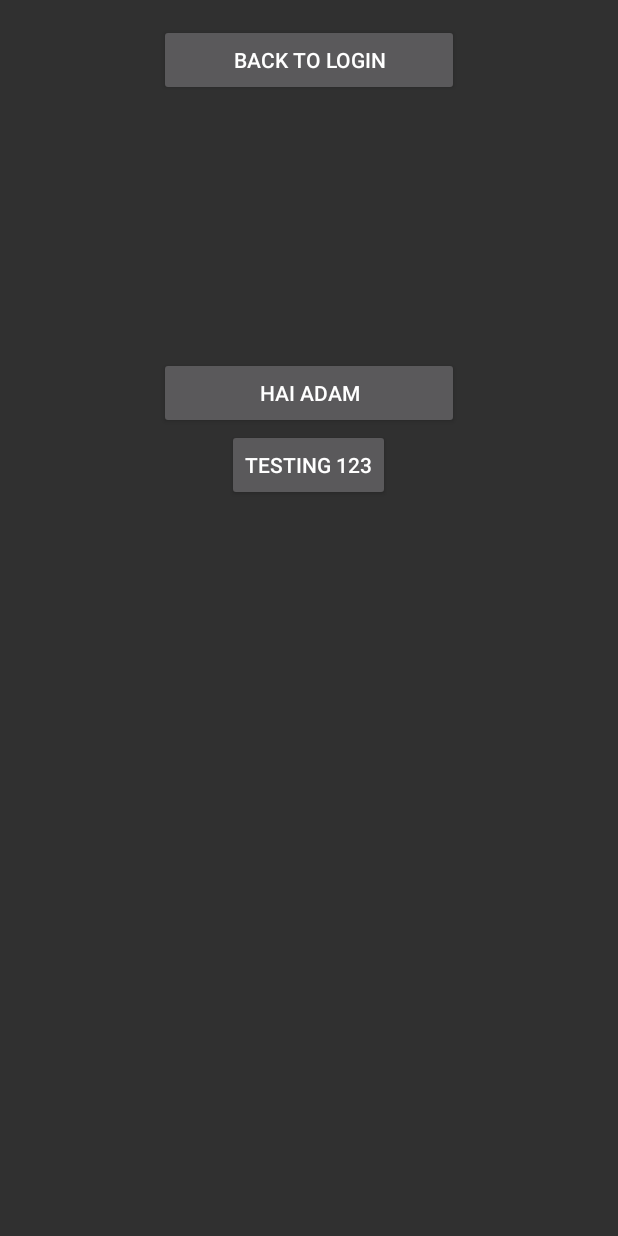
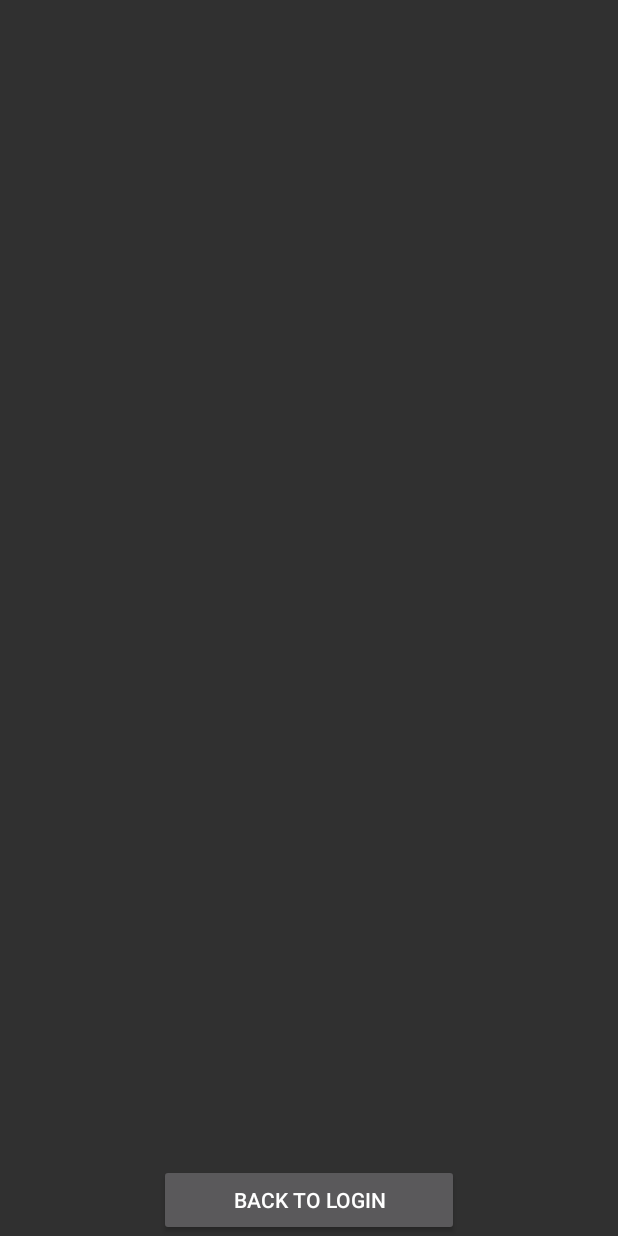
Before and after one commit to jh3er/Ins3rt179611, an Android app: the RegisterActivity screen opened directly, with no data from a screen before it, on a phone screen of 412 x 824 dp. Run offline under Robolectric (Android 15) with nearby library versions, the light colour scheme and no system bars.

Commit message:
delete button (basic)

```diff
--- a/app/src/main/res/layout/activity_register.xml
+++ b/app/src/main/res/layout/activity_register.xml
@@ -10,25 +10,9 @@
         android:layout_height="wrap_content"
         android:text="Back to Login"
         android:layout_centerHorizontal="true"
+        android:layout_alignParentBottom="true"
         android:onClick="intentBackLogin"
         android:id="@+id/button" />
 
-    <Button
-        android:id="@+id/button2"
-        android:layout_width="wrap_content"
-        android:layout_height="wrap_content"
-        android:text="HAI ADAM"
-        android:width="200dp"
-        android:layout_marginTop="174dp"
-        android:layout_below="@+id/button"
-        android:layout_centerHorizontal="true" />
-
-    <Button
-        android:id="@+id/button3"
-        android:layout_width="wrap_content"
-        android:layout_height="wrap_content"
-        android:layout_below="@id/button2"
-        android:layout_centerHorizontal="true"
-        android:text="Testing 123" />
 
 </RelativeLayout>
```
